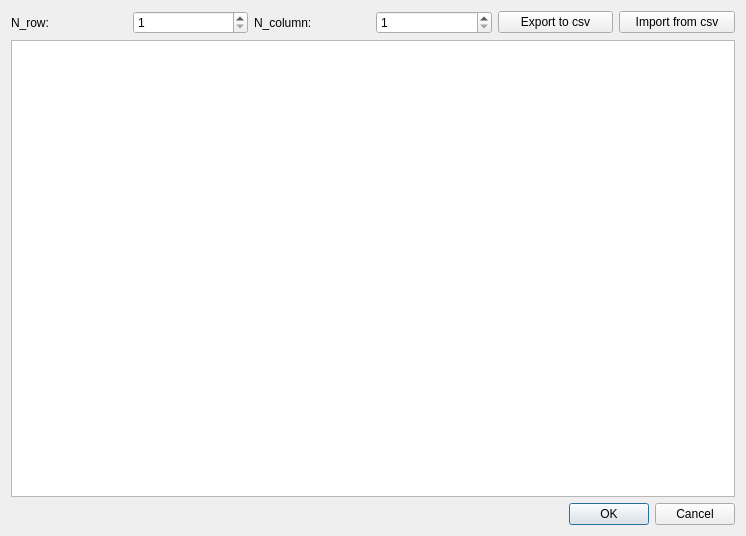
This is pyleecan/GUI/Tools/WTableData/DTableData.ui in Eomys/pyleecan as Qt 5 draws it before an edit. The edited form follows.
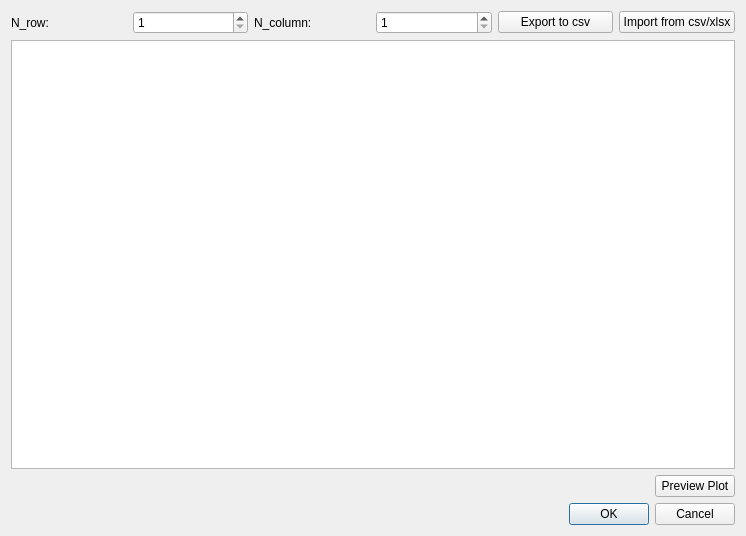
This is the edited form. Icons and pictures are not drawn.

Commit message: [WiP] Import widget has been update and can now import excel files

What changed in the file:
```diff
--- a/pyleecan/GUI/Tools/WTableData/DTableData.ui
+++ b/pyleecan/GUI/Tools/WTableData/DTableData.ui
@@ -64,7 +64,7 @@
      <item>
       <widget class="QPushButton" name="b_import">
        <property name="text">
-        <string>Import from csv</string>
+        <string>Import from csv/xlsx</string>
        </property>
       </widget>
      </item>
@@ -73,6 +73,30 @@
    <item>
     <widget class="QTableWidget" name="w_tab"/>
    </item>
+   <item>
+    <layout class="QHBoxLayout" name="horizontalLayout_2">
+     <item>
+      <spacer name="horizontalSpacer">
+       <property name="orientation">
+        <enum>Qt::Horizontal</enum>
+       </property>
+       <property name="sizeHint" stdset="0">
+        <size>
+         <width>40</width>
+         <height>20</height>
+        </size>
+       </property>
+      </spacer>
+     </item>
+     <item>
+      <widget class="QPushButton" name="b_plot">
+       <property name="text">
+        <string>Preview Plot</string>
+       </property>
+      </widget>
+     </item>
+    </layout>
+   </item>
    <item>
     <widget class="QDialogButtonBox" name="b_close">
      <property name="orientation">
```
The commit also changes 9 other files.
